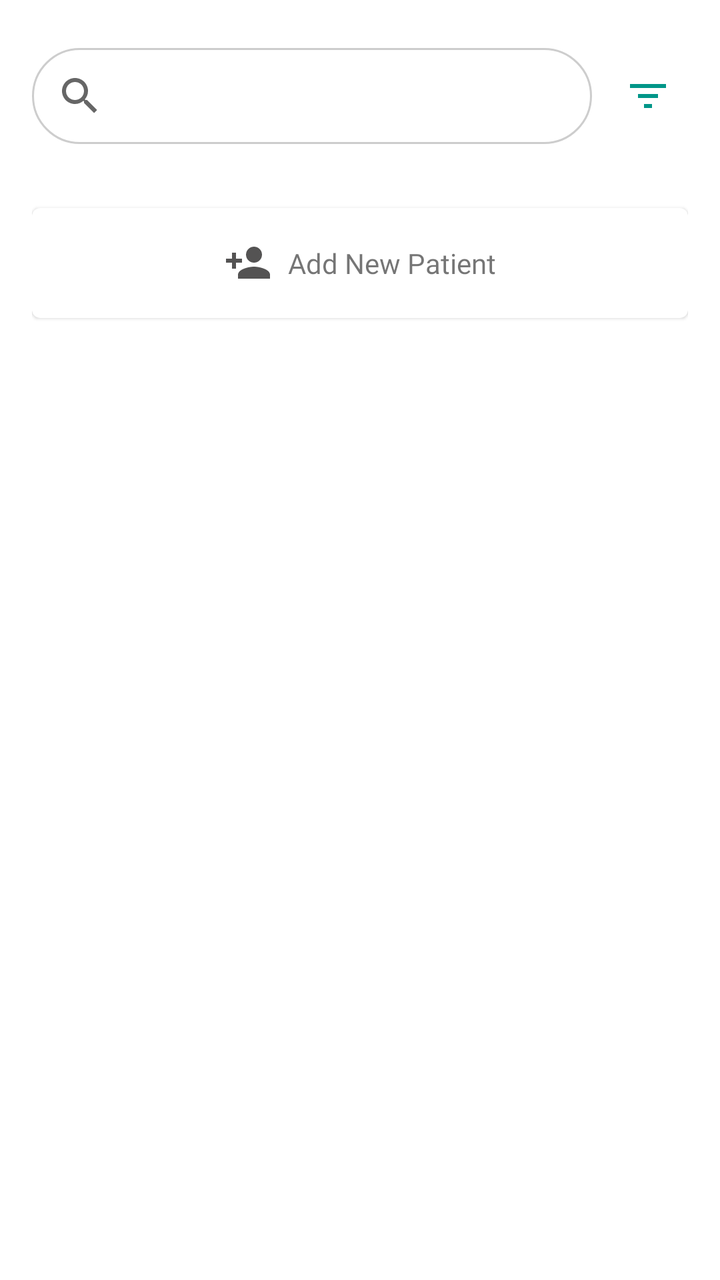
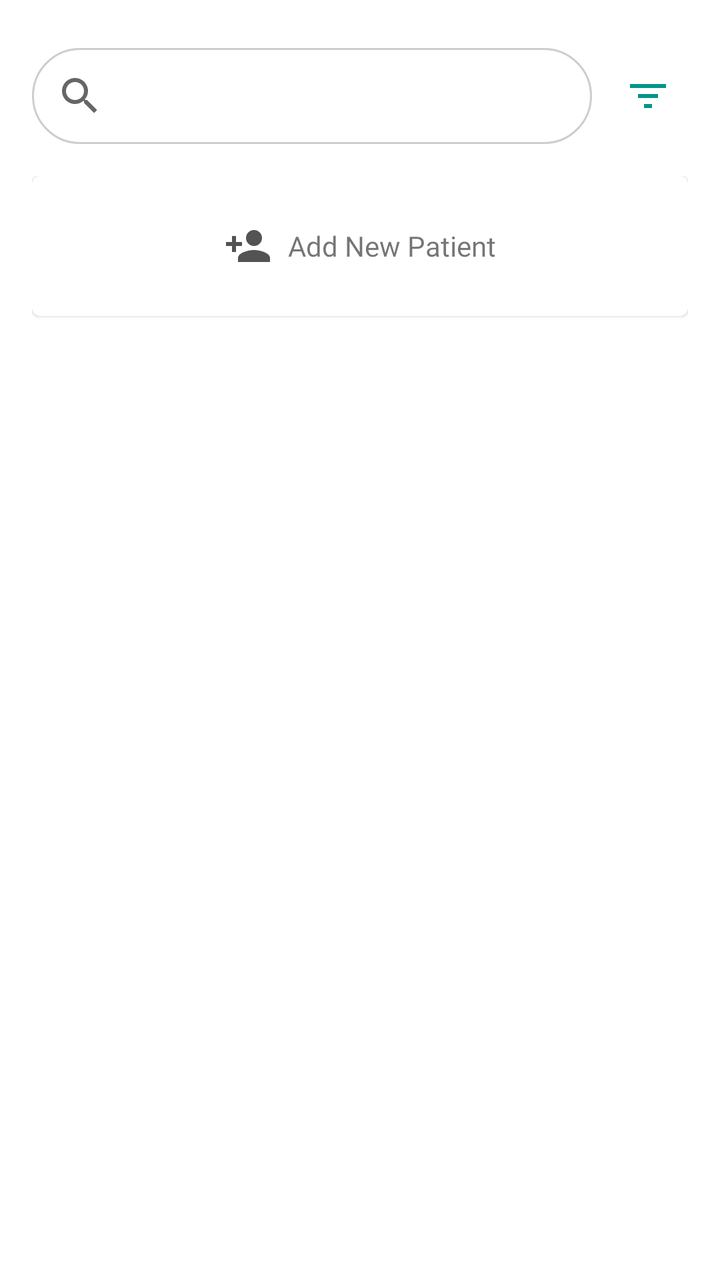

Before-and-after screenshots of an Android layout around one commit, followed by the original layout XML and the change that was made.
<!-- AndroidManifest.xml: application theme Theme.Zenith -->
<!-- res/layout/fragment_patients.xml -->
<?xml version="1.0" encoding="utf-8"?>
<androidx.constraintlayout.widget.ConstraintLayout xmlns:android="http://schemas.android.com/apk/res/android"
    xmlns:app="http://schemas.android.com/apk/res-auto"
    xmlns:tools="http://schemas.android.com/tools"
    android:layout_width="match_parent"
    android:layout_height="match_parent"
    android:padding="16dp"
    tools:context=".patients">

    <SearchView
        android:id="@+id/patient_search_view"
        android:layout_width="0dp"
        android:layout_height="wrap_content"
        android:layout_marginTop="8dp"
        android:layout_marginEnd="8dp"
        android:background="@drawable/search_bar_background"
        android:queryHint="Search Patients"
        app:iconifiedByDefault="false"
        app:layout_constraintEnd_toStartOf="@+id/filter_button"
        app:layout_constraintStart_toStartOf="parent"
        app:layout_constraintTop_toTopOf="parent" />

    <ImageButton
        android:id="@+id/filter_button"
        android:layout_width="40dp"
        android:layout_height="40dp"
        android:background="?attr/selectableItemBackgroundBorderless"
        android:contentDescription="Filter"
        android:scaleType="centerInside"
        android:src="@drawable/ic_filter"
        app:layout_constraintBottom_toBottomOf="@+id/patient_search_view"
        app:layout_constraintEnd_toEndOf="parent"
        app:layout_constraintTop_toTopOf="@+id/patient_search_view" />

    <androidx.core.widget.NestedScrollView
        android:layout_width="0dp"
        android:layout_height="0dp"
        android:layout_marginTop="16dp"
        android:fillViewport="true"
        android:paddingBottom="100dp"
        android:clipToPadding="false"
        app:layout_constraintBottom_toBottomOf="parent"
        app:layout_constraintEnd_toEndOf="parent"
        app:layout_constraintStart_toStartOf="parent"
        app:layout_constraintTop_toBottomOf="@+id/patient_search_view">

        <LinearLayout
            android:layout_width="match_parent"
            android:layout_height="wrap_content"
            android:orientation="vertical">

            <com.google.android.material.card.MaterialCardView
                android:id="@+id/btn_add_patient"
                android:layout_width="match_parent"
                android:layout_height="55dp"
                android:layout_marginTop="16dp"
                android:clickable="true"
                android:focusable="true"
                android:foreground="?attr/selectableItemBackground"
                app:layout_constraintEnd_toEndOf="@+id/filter_button"
                app:layout_constraintStart_toStartOf="@+id/patient_search_view"
                app:layout_constraintTop_toBottomOf="@+id/patient_search_view">

                <LinearLayout
                    android:layout_width="match_parent"
                    android:layout_height="match_parent"
                    android:gravity="center"
                    android:orientation="horizontal"
                    android:paddingVertical="10dp">

                    <ImageView
                        android:layout_width="24dp"
                        android:layout_height="24dp"
                        android:src="@drawable/baseline_person_add_24"
                        app:tint="#545353"/>

                    <TextView
                        android:layout_width="wrap_content"
                        android:layout_height="wrap_content"
                        android:layout_marginStart="8dp"
                        android:fontFamily="@font/raleway_bold"
                        android:text="Add New Patient"
                        android:textSize="14sp" />
                </LinearLayout>

            </com.google.android.material.card.MaterialCardView>

            <androidx.recyclerview.widget.RecyclerView
                android:id="@+id/patient_recycler_view"
                android:layout_width="match_parent"
                android:layout_height="wrap_content"
                android:nestedScrollingEnabled="false" />

        </LinearLayout>

    </androidx.core.widget.NestedScrollView>





</androidx.constraintlayout.widget.ConstraintLayout>
<!-- resources referenced by this layout -->
<resources>
  <!-- drawable baseline_person_add_24 (drawable) -->
  <vector xmlns:android="http://schemas.android.com/apk/res/android" android:height="24dp" android:tint="#000000" android:viewportHeight="24" android:viewportWidth="24" android:width="24dp">
        
      <path android:fillColor="@android:color/darker_gray" android:pathData="M15,12c2.21,0 4,-1.79 4,-4s-1.79,-4 -4,-4 -4,1.79 -4,4 1.79,4 4,4zM6,10L6,7L4,7v3L1,10v2h3v3h2v-3h3v-2L6,10zM15,14c-2.67,0 -8,1.34 -8,4v2h16v-2c0,-2.66 -5.33,-4 -8,-4z"/>
      
  </vector>
  <!-- drawable ic_filter (drawable) -->
  <?xml version="1.0" encoding="utf-8"?>
  <vector xmlns:android="http://schemas.android.com/apk/res/android"
      android:width="24dp"
      android:height="24dp"
      android:viewportWidth="24"
      android:viewportHeight="24">
  
      <path
          android:fillColor="#009688"
          android:pathData="M3,6H21V8H3V6Z" />
  
      <path
          android:fillColor="#009688"
          android:pathData="M7,11H17V13H7V11Z" />
  
      <path
          android:fillColor="#009688"
          android:pathData="M10,16H14V18H10V16Z" />
  </vector>
  <!-- drawable search_bar_background (drawable) -->
  <?xml version="1.0" encoding="utf-8"?>
  <shape xmlns:android="http://schemas.android.com/apk/res/android"
      android:shape="rectangle">
      <solid android:color="#FFFFFF" />
      <corners android:radius="100dp" />
      <stroke android:width="1dp" android:color="#CDCDCD" />
  </shape>
  <style name="Theme.Zenith" parent="Theme.MaterialComponents.Light.NoActionBar">
          
          <item name="colorPrimary">@color/moonstone</item>
          <item name="colorPrimaryVariant">@color/caribbean</item>
          <item name="colorOnPrimary">@color/coral</item>
          
          <item name="colorSecondary">@color/coral</item>
          <item name="colorSecondaryVariant">@color/tangerine</item>
          <item name="colorOnSecondary">@color/moonstone</item>
          
          <item name="android:statusBarColor">?attr/colorPrimaryVariant</item>
          
      </style>
  <color name="moonstone">#FF00B2CA</color>
  <color name="caribbean">#FF006D77</color>
  <color name="coral">#FFFF7B54</color>
  <color name="tangerine">#FFFF9576</color>
</resources>

<!-- the commit's change to res/layout/fragment_patients.xml (unified diff, before → after) -->
@@ -6,6 +6,8 @@
     android:layout_height="match_parent"
     android:padding="16dp"
     tools:context=".patients">
+
+
 
     <SearchView
         android:id="@+id/patient_search_view"
@@ -20,6 +22,8 @@
         app:layout_constraintStart_toStartOf="parent"
         app:layout_constraintTop_toTopOf="parent" />
 
+
+
     <ImageButton
         android:id="@+id/filter_button"
         android:layout_width="40dp"
@@ -31,6 +35,8 @@
         app:layout_constraintBottom_toBottomOf="@+id/patient_search_view"
         app:layout_constraintEnd_toEndOf="parent"
         app:layout_constraintTop_toTopOf="@+id/patient_search_view" />
+
+
 
     <androidx.core.widget.NestedScrollView
         android:layout_width="0dp"
@@ -44,16 +50,19 @@
         app:layout_constraintStart_toStartOf="parent"
         app:layout_constraintTop_toBottomOf="@+id/patient_search_view">
 
+
+
         <LinearLayout
             android:layout_width="match_parent"
             android:layout_height="wrap_content"
             android:orientation="vertical">
 
+
+
             <com.google.android.material.card.MaterialCardView
                 android:id="@+id/btn_add_patient"
                 android:layout_width="match_parent"
-                android:layout_height="55dp"
-                android:layout_marginTop="16dp"
+                android:layout_height="70dp"
                 android:clickable="true"
                 android:focusable="true"
                 android:foreground="?attr/selectableItemBackground"
@@ -69,10 +78,13 @@
                     android:paddingVertical="10dp">
 
                     <ImageView
+
                         android:layout_width="24dp"
                         android:layout_height="24dp"
                         android:src="@drawable/baseline_person_add_24"
                         app:tint="#545353"/>
+
+
 
                     <TextView
                         android:layout_width="wrap_content"
@@ -81,9 +93,12 @@
                         android:fontFamily="@font/raleway_bold"
                         android:text="Add New Patient"
                         android:textSize="14sp" />
+
                 </LinearLayout>
 
             </com.google.android.material.card.MaterialCardView>
+
+
 
             <androidx.recyclerview.widget.RecyclerView
                 android:id="@+id/patient_recycler_view"
@@ -92,11 +107,16 @@
                 android:nestedScrollingEnabled="false" />
 
         </LinearLayout>
-
     </androidx.core.widget.NestedScrollView>
 
 
 
 
 
+
+
+
+
+
+
 </androidx.constraintlayout.widget.ConstraintLayout>
